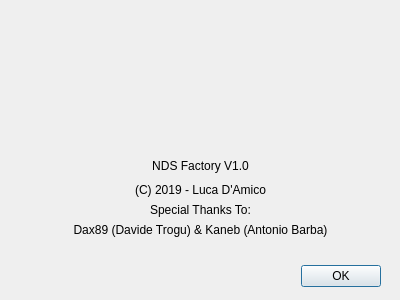
Before: the Qt Designer form ui/dialogs/about/aboutdialog.ui in Luca1991/NDSFactory, drawn with Qt 5.
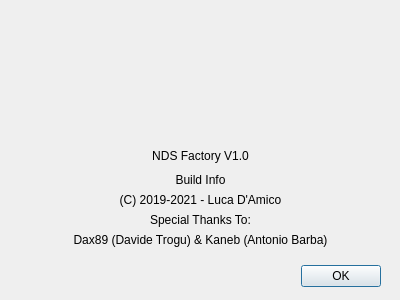
After: the same form once the commit is applied.

Commit message: Display revision and build informations in about dialog

```diff
--- a/ui/dialogs/about/aboutdialog.ui
+++ b/ui/dialogs/about/aboutdialog.ui
@@ -33,7 +33,7 @@
    <property name="geometry">
     <rect>
      <x>10</x>
-     <y>150</y>
+     <y>140</y>
      <width>381</width>
      <height>31</height>
     </rect>
@@ -52,13 +52,13 @@
    <property name="geometry">
     <rect>
      <x>10</x>
-     <y>180</y>
+     <y>190</y>
      <width>381</width>
      <height>20</height>
     </rect>
    </property>
    <property name="text">
-    <string>(C) 2019 - Luca D'Amico</string>
+    <string>(C) 2019-2021 - Luca D'Amico</string>
    </property>
    <property name="alignment">
     <set>Qt::AlignCenter</set>
@@ -68,7 +68,7 @@
    <property name="geometry">
     <rect>
      <x>10</x>
-     <y>200</y>
+     <y>210</y>
      <width>381</width>
      <height>20</height>
     </rect>
@@ -84,7 +84,7 @@
    <property name="geometry">
     <rect>
      <x>10</x>
-     <y>220</y>
+     <y>230</y>
      <width>381</width>
      <height>20</height>
     </rect>
@@ -96,6 +96,22 @@
     <set>Qt::AlignCenter</set>
    </property>
   </widget>
+  <widget class="QLabel" name="aboutSoftwareBuildLbl">
+   <property name="geometry">
+    <rect>
+     <x>10</x>
+     <y>170</y>
+     <width>381</width>
+     <height>20</height>
+    </rect>
+   </property>
+   <property name="text">
+    <string>Build Info</string>
+   </property>
+   <property name="alignment">
+    <set>Qt::AlignCenter</set>
+   </property>
+  </widget>
  </widget>
  <resources/>
  <connections>
```
The commit also changes 43 other files.
